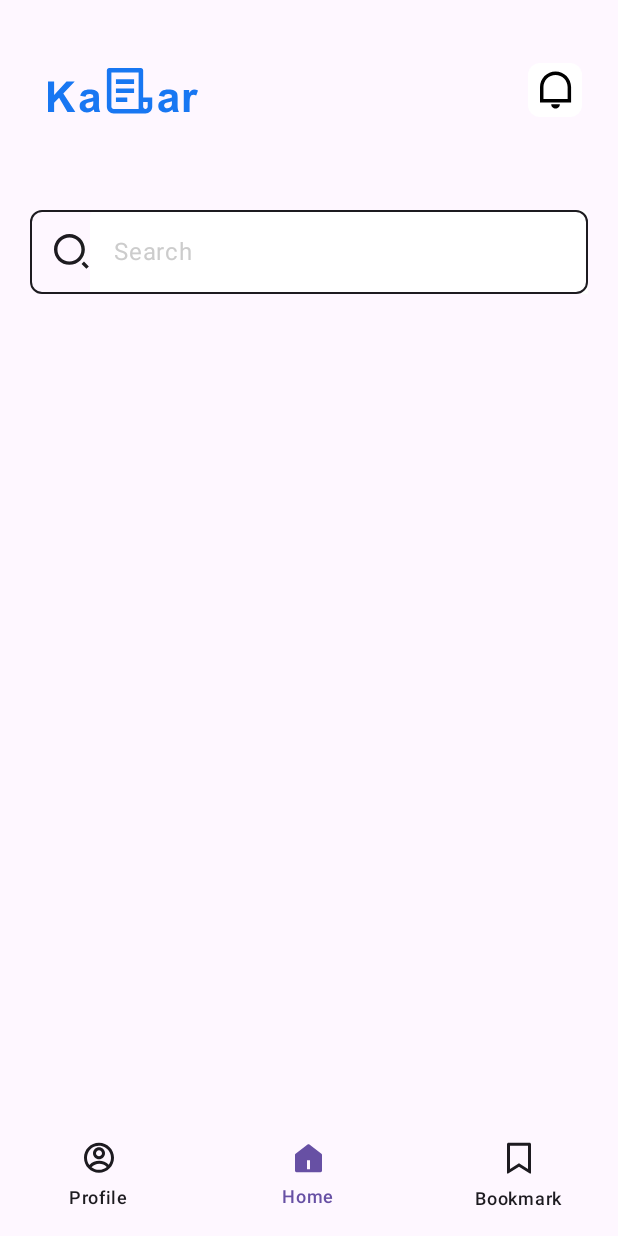
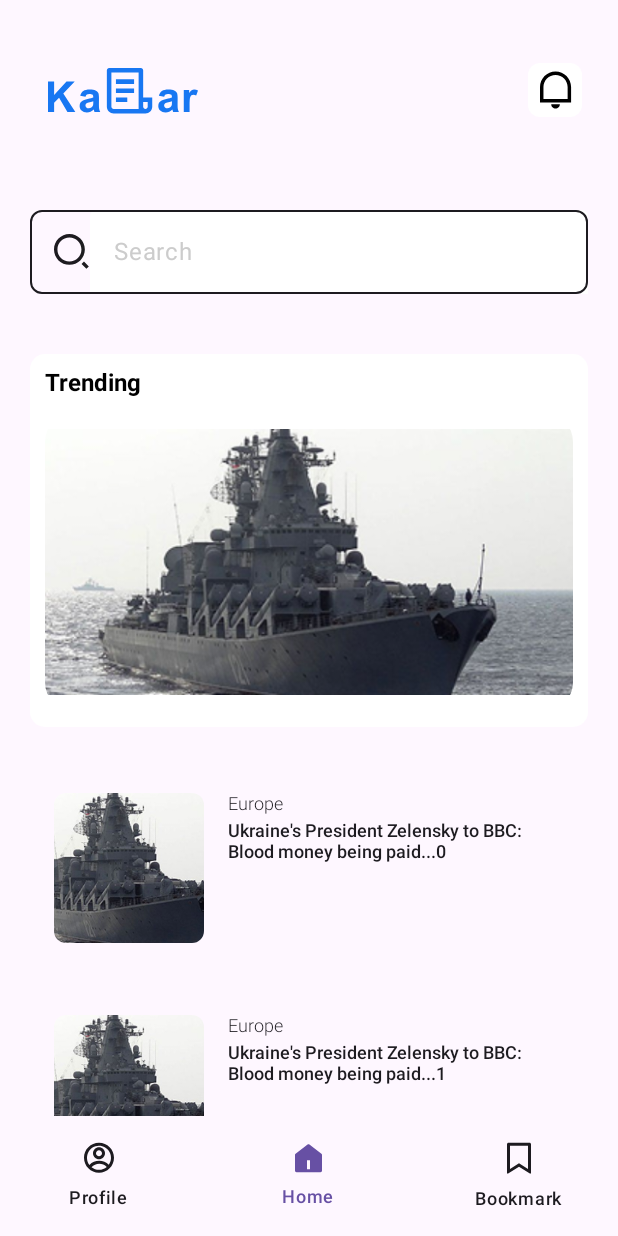
Before and after one commit to asalkhaef/MP-UI-NewsPlatform, an Android app built with Jetpack Compose: the @Preview function HomeScreenPreview, on a phone screen of 412 x 824 dp. Run offline under Robolectric (Android 15) with nearby library versions, the light colour scheme and no system bars.

Commit message:
Trending and NewsItemCard added

```diff
--- a/app/src/main/java/com/example/myapplication/MainActivity.kt
+++ b/app/src/main/java/com/example/myapplication/MainActivity.kt
@@ -20,14 +20,15 @@ class MainActivity : ComponentActivity() {
         enableEdgeToEdge()
         setContent {
             MyApplicationTheme {
-                var isLoggedIn by
-                remember { mutableStateOf(false) } // وضعیت لاگین
-
-                if (isLoggedIn) {
-                    HomeScreen() // نمایش صفحه اصلی
-                } else {
-                    LoginScreen(onLoginSuccess = { isLoggedIn = true }) // مقداردهی onLoginSuccess
-                }
+                HomeScreen()
+//                var isLoggedIn by
+//                remember { mutableStateOf(false) } // وضعیت لاگین
+//
+//                if (isLoggedIn) {
+//                    HomeScreen() // نمایش صفحه اصلی
+//                } else {
+//                    LoginScreen(onLoginSuccess = { isLoggedIn = true }) // مقداردهی onLoginSuccess
+//                }
             }
         }
     }
--- a/app/src/main/java/com/example/myapplication/screens/HomeScreen.kt
+++ b/app/src/main/java/com/example/myapplication/screens/HomeScreen.kt
@@ -4,6 +4,7 @@ import androidx.compose.foundation.background
 import androidx.compose.foundation.Canvas
 import androidx.compose.material3.NavigationBar
 import androidx.compose.material3.NavigationBarItem
+import androidx.compose.foundation.Image
 import androidx.compose.foundation.border
 import androidx.compose.foundation.clickable
 import androidx.compose.foundation.Image
@@ -26,6 +27,7 @@ import androidx.compose.foundation.layout.padding
 import androidx.compose.foundation.layout.size
 import androidx.compose.foundation.lazy.LazyColumn
 
+import androidx.compose.material3.CardDefaults
 import androidx.compose.foundation.layout.width
 import androidx.compose.foundation.layout.wrapContentWidth
 import androidx.compose.foundation.lazy.items
@@ -52,6 +54,7 @@ import androidx.compose.ui.text.input.KeyboardType
 import androidx.compose.material3.TextField
 import androidx.compose.material3.TextFieldDefaults
 import androidx.compose.material3.NavigationBarItem
+import androidx.compose.ui.layout.ContentScale
 import androidx.compose.ui.tooling.preview.Preview
 import androidx.compose.ui.unit.dp
 import androidx.compose.ui.unit.sp
@@ -191,10 +194,72 @@ fun HomeScreen() {
 
                     }
                 }
+                item {
+                    Box(
+                        modifier = Modifier.padding(20.dp).fillMaxWidth()
 
+                    ) {
+                        Column(
+                            modifier = Modifier.background(Color.White, RoundedCornerShape(10.dp)).padding(10.dp)
+
+                        ) {
+                            Text(
+                                text = "Trending",
+                                color = Color.Black,
+                                style = TextStyle(fontWeight = FontWeight.Bold, fontSize = 16.sp),
+                                modifier = Modifier.padding(bottom = 10.dp),
+                            )
+                            Image(painter = painterResource(id = R.drawable.pic_new_trending),
+                                contentDescription = "news_image", modifier = Modifier.fillMaxWidth().height(200.dp).clip(RoundedCornerShape(20.dp)),
+                            )
+
+                        }
+                    }
+                }
+
+                items(5) { index ->
+                    NewsItemCard(
+                        newsItem = NewsItem(
+                            title = "Europe",
+                            description = "Ukraine's President Zelensky to BBC: Blood money being paid...$index",
+                            imageUrl = R.drawable.pic_new_trending
+                        )
+                    )
+                }
             }
         }
     )
+}
+
+@Composable
+fun NewsItemCard(newsItem: NewsItem) {
+
+    Card(
+        modifier = Modifier
+            .fillMaxWidth()
+            .padding(horizontal = 20.dp, vertical = 8.dp)
+            .clickable {
+                // Handle click here
+            }
+            , colors = CardDefaults.cardColors(containerColor = Color.Transparent)
+            ) {
+        Row(modifier = Modifier.padding(16.dp)) {
+            Image(
+                painter = painterResource(id = newsItem.imageUrl),
+                contentDescription = "News Image",
+                modifier = Modifier
+                    .size(100.dp)
+                    .clip(RoundedCornerShape(8.dp)),
+                contentScale = ContentScale.Crop
+            )
+            Spacer(modifier = Modifier.width(16.dp))
+            Column {
+                Text(text = newsItem.title, fontWeight = FontWeight.Light, fontSize = 12.sp, color = MaterialTheme.colorScheme.onSurface)
+                Spacer(modifier = Modifier.height(4.dp))
+                Text(text = newsItem.description, fontSize = 12.sp, fontWeight = FontWeight.W500)
+            }
+        }
+    }
 }
 
 @Preview(showBackground = true)
```
Also changed, not shown: app/src/main/res/drawable/pic_new_trending.png (added).
